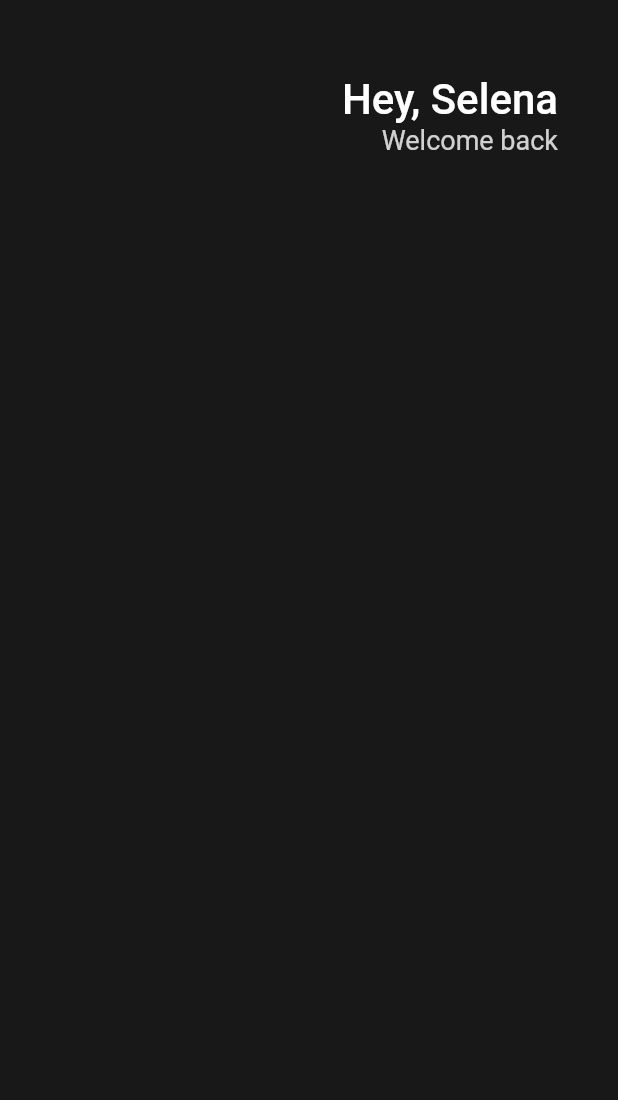
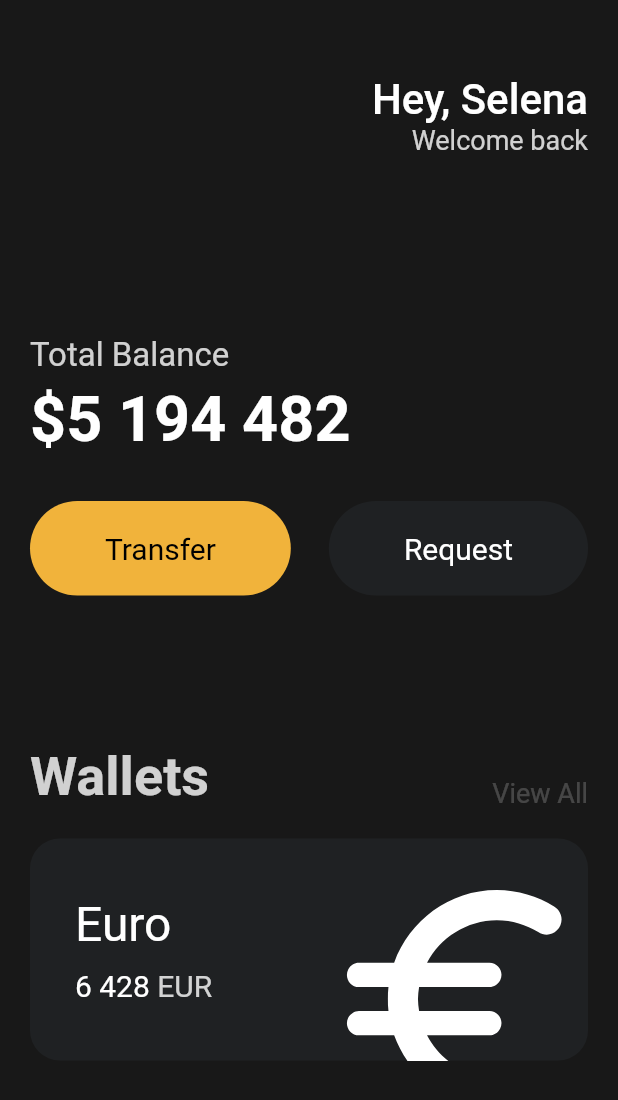
Before and after one commit to siy415/Flutter-application, a Flutter app: the screen it shows after launch, on a phone screen of 412 x 824 dp. Shown: the top 1100 px of the screen. Run offline on Flutter 3.47's test engine with Material 2 defaults, Android fonts, the light colour scheme and no system bars.

Commit message:
Button & Custom Widget & Transfer & Container

```diff
--- /dev/null
+++ b/lib/Widgets/button.dart
@@ -0,0 +1,37 @@
+import 'package:flutter/material.dart';
+
+class Button extends StatelessWidget {
+  final String text;
+  final Color bgColor;
+  final Color textColor;
+
+  const Button({
+    super.key,
+    required this.text,
+    required this.bgColor,
+    required this.textColor,
+  });
+
+  @override
+  Widget build(BuildContext context) {
+    return Container(
+      decoration: BoxDecoration(
+        color: bgColor,
+        borderRadius: BorderRadius.circular(45),
+      ),
+      child: Padding(
+        padding: const EdgeInsets.symmetric(
+          vertical: 20,
+          horizontal: 50,
+        ),
+        child: Text(
+          text,
+          style: TextStyle(
+            fontSize: 20,
+            color: textColor,
+          ),
+        ),
+      ),
+    );
+  }
+}
--- a/lib/main.dart
+++ b/lib/main.dart
@@ -1,5 +1,5 @@
-import 'package:flutter/cupertino.dart';
 import 'package:flutter/material.dart';
+import 'package:toonfix/Widgets/button.dart';
 
 class Player {
   String? name;
@@ -10,20 +10,23 @@
 
 void main() {
   var inyong = Player();
-  runApp(App());
+  runApp(const App());
 }
 
 class App extends StatelessWidget {
+  const App({super.key});
+
   @override
   Widget build(BuildContext context) {
     return MaterialApp(
       home: Scaffold(
-          backgroundColor: Color(0xFF181818),
+        backgroundColor: const Color(0xFF181818),
         body: Padding(
-            padding: EdgeInsets.symmetric(
-              horizontal: 40,
+          padding: const EdgeInsets.symmetric(
+            horizontal: 20,
           ),
           child: Column(
+            crossAxisAlignment: CrossAxisAlignment.start,
             children: [
               Row(
                 mainAxisAlignment: MainAxisAlignment.end,
@@ -31,10 +34,10 @@
                   Column(
                     crossAxisAlignment: CrossAxisAlignment.end,
                     children: [
-                        SizedBox(
+                      const SizedBox(
                         height: 50,
                       ),
-                        Text(
+                      const Text(
                         "Hey, Selena",
                         style: TextStyle(
                           color: Colors.white,
@@ -50,12 +53,141 @@
                         ),
                       ),
                     ],
-                    )
+                  ),
+                ],
+              ),
+              const SizedBox(
+                height: 120,
+              ),
+              Text(
+                'Total Balance',
+                style: TextStyle(
+                  fontSize: 22,
+                  color: Colors.white.withOpacity(0.8),
+                ),
+              ),
+              const SizedBox(
+                height: 5,
+              ),
+              const Text(
+                '\$5 194 482',
+                style: TextStyle(
+                  fontSize: 42,
+                  fontWeight: FontWeight.w600,
+                  color: Colors.white,
+                ),
+              ),
+              const SizedBox(
+                height: 30,
+              ),
+              const Row(
+                mainAxisAlignment: MainAxisAlignment.spaceBetween,
+                children: [
+                  Button(
+                    text: 'Transfer',
+                    bgColor: Color(0xfff1b33b),
+                    textColor: Colors.black,
+                  ),
+                  Button(
+                    text: 'Request',
+                    bgColor: Color(0xff1f2123),
+                    textColor: Colors.white,
+                  ),
+                ],
+              ),
+              const SizedBox(
+                height: 100,
+              ),
+              Row(
+                mainAxisAlignment: MainAxisAlignment.spaceBetween,
+                crossAxisAlignment: CrossAxisAlignment.end,
+                children: [
+                  Text(
+                    "Wallets",
+                    style: TextStyle(
+                      color: Colors.white.withOpacity(0.8),
+                      fontSize: 36,
+                      fontWeight: FontWeight.w600,
+                    ),
+                  ),
+                  Text(
+                    "View All",
+                    style: TextStyle(
+                      color: Colors.white.withOpacity(0.2),
+                      fontSize: 18,
+                    ),
+                  ),
+                ],
+              ),
+              const SizedBox(
+                height: 20,
+              ),
+              Container(
+                clipBehavior: Clip.hardEdge,
+                decoration: BoxDecoration(
+                  color: const Color(0xff1f2123),
+                  borderRadius: BorderRadius.circular(20),
+                ),
+                child: Padding(
+                  padding: const EdgeInsets.all(30),
+                  child: Row(
+                    mainAxisAlignment: MainAxisAlignment.spaceBetween,
+                    children: [
+                      Column(
+                        crossAxisAlignment: CrossAxisAlignment.start,
+                        children: [
+                          const Text(
+                            'Euro',
+                            style: TextStyle(
+                              fontSize: 32,
+                              color: Colors.white,
+                            ),
+                          ),
+                          const SizedBox(
+                            height: 10,
+                          ),
+                          Row(
+                            children: [
+                              const Text(
+                                '6 428',
+                                style: TextStyle(
+                                  fontSize: 20,
+                                  color: Colors.white,
+                                ),
+                              ),
+                              const SizedBox(
+                                width: 5,
+                              ),
+                              Text(
+                                'EUR',
+                                style: TextStyle(
+                                  fontSize: 20,
+                                  color: Colors.white.withOpacity(0.8),
+                                ),
+                              ),
                             ],
                           ),
                         ],
                       ),
-          )),
+                      Transform.scale(
+                        scale: 2.2,
+                        child: Transform.translate(
+                          offset: const Offset(-5, 15),
+                          child: const Icon(
+                            (Icons.euro_rounded),
+                            color: Colors.white,
+                            size: 88,
+                          ),
+                        ),
+                      ),
+                    ],
+                  ),
+                ),
+              ),
+            ],
+          ),
+        ),
+      ),
     );
   }
 }
```
Lines whose indentation alone changed are shown as unchanged.
